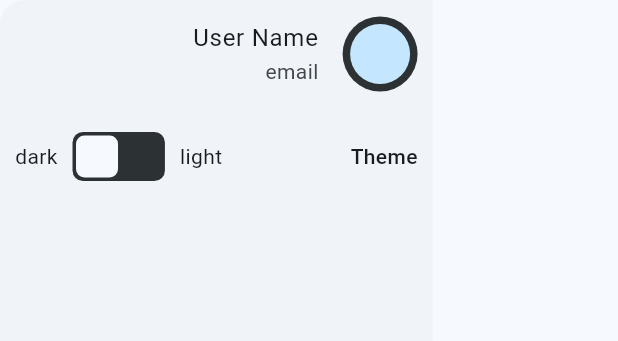
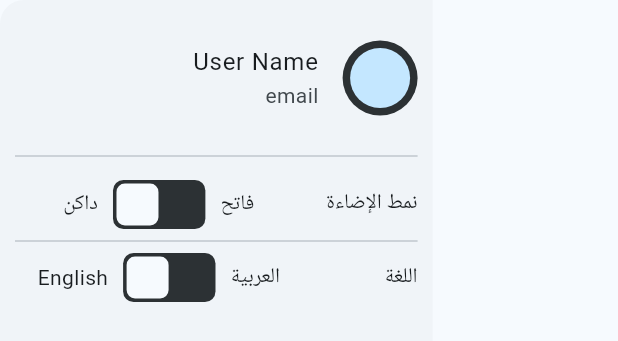
Before and after one commit to AliA5y/notes_bloc, a Flutter app: the NotesAppDrawer widget shown alone on an empty page, opened directly, on a phone screen of 412 x 824 dp. Shown: the top 341 px of the screen. Run offline on Flutter 3.47's test engine with Material 3 defaults, Android fonts, the light colour scheme and no system bars; our stand-ins replace flutter_bloc, line_icons, shared_preferences, sqflite, sqflite_common_ffi; accounts and stored records are empty.

Commit message:
feature: create quick toggle setting tile and refactor drawer and toggle button

```diff
--- a/lib/views/widgets/custom_toggle_switch.dart
+++ b/lib/views/widgets/custom_toggle_switch.dart
@@ -2,9 +2,13 @@ import 'package:flutter/material.dart';
 
 class CustomToggleSwitch extends StatefulWidget {
   const CustomToggleSwitch(
-      {super.key, required this.size, required this.switchAction});
+      {super.key,
+      required this.size,
+      required this.switchAction,
+      required this.isSwitched});
   final double size;
   final void Function() switchAction;
+  final bool isSwitched;
 
   @override
   State<CustomToggleSwitch> createState() => _CustomToggleSwitchState();
@@ -48,7 +52,7 @@ class _CustomToggleSwitchState extends State<CustomToggleSwitch>
   Widget build(BuildContext context) {
     nobStartPosition = widget.size / 12;
     nobEndPosition = widget.size * (2.2 - 1) - nobStartPosition;
-    _isSwitched = Theme.of(context).brightness == Brightness.dark;
+    _isSwitched = widget.isSwitched;
     return Column(
       mainAxisAlignment: MainAxisAlignment.end,
       children: [
--- a/lib/views/widgets/notes_app_drawer.dart
+++ b/lib/views/widgets/notes_app_drawer.dart
@@ -1,8 +1,10 @@
 import 'package:flutter/material.dart';
 import 'package:flutter_bloc/flutter_bloc.dart';
+import 'package:notes_bloc/cubits/language_cubit/language_cubit.dart';
 import 'package:notes_bloc/cubits/theme_cubit/theme_cubit.dart';
+import 'package:notes_bloc/generated/l10n.dart';
 import 'package:notes_bloc/shared.dart';
-import 'package:notes_bloc/views/widgets/custom_toggle_switch.dart';
+import 'package:notes_bloc/views/widgets/quick_toggle_setting_tile.dart';
 
 class NotesAppDrawer extends StatelessWidget {
   const NotesAppDrawer({
@@ -19,6 +21,8 @@ class NotesAppDrawer extends StatelessWidget {
           physics: const NeverScrollableScrollPhysics(),
           slivers: [
             SliverToBoxAdapter(
+              child: Padding(
+                padding: const EdgeInsets.symmetric(vertical: 16),
                 child: Column(
                   children: [
                     ListTile(
@@ -40,36 +44,37 @@ class NotesAppDrawer extends StatelessWidget {
                       title: const Text('User Name'),
                       subtitle: const Text('email'),
                     ),
-                  Padding(
-                    padding: const EdgeInsets.symmetric(vertical: 16),
-                    child: Row(
-                      mainAxisAlignment: MainAxisAlignment.spaceBetween,
-                      children: [
-                        const Text(
-                          'Theme',
-                          style: Styles.headlineMedium,
-                        ),
-                        Row(
-                          children: [
-                            const Text('light'),
-                            Padding(
-                              padding:
-                                  const EdgeInsets.symmetric(horizontal: 10),
-                              child: Center(
-                                child: CustomToggleSwitch(
-                                  size: 28,
+                    const Divider(height: 32),
+                    QuickToggleSettingTile(
                       switchAction: () =>
                           context.read<ThemeCubit>().toggleTheme(),
+                      isSwitched:
+                          Theme.of(context).brightness == Brightness.dark,
+                      values: {
+                        'title': S.of(context).theme,
+                        'first': S.of(context).light,
+                        'second': S.of(context).dark,
+                      },
                     ),
-                              ),
-                            ),
-                            const Text('dark'),
-                          ],
+                    const Divider(height: 16),
+                    QuickToggleSettingTile(
+                      switchAction: () async {
+                        if (isArabic()) {
+                          context.read<LanguageCubit>().changeLanguage('en');
+                        } else {
+                          context.read<LanguageCubit>().changeLanguage('ar');
+                        }
+                        Navigator.pop(context);
+                      },
+                      isSwitched: !isArabic(),
+                      values: {
+                        'title': S.of(context).lang,
+                        'first': 'العربية',
+                        'second': 'English',
+                      },
                     )
                   ],
                 ),
-                  )
-                ],
               ),
             )
           ],
--- /dev/null
+++ b/lib/views/widgets/quick_toggle_setting_tile.dart
@@ -0,0 +1,51 @@
+import 'package:flutter/material.dart';
+import 'package:notes_bloc/shared.dart';
+import 'package:notes_bloc/views/widgets/custom_toggle_switch.dart';
+
+class QuickToggleSettingTile extends StatelessWidget {
+  const QuickToggleSettingTile({
+    super.key,
+    required this.values,
+    required this.switchAction,
+    required this.isSwitched,
+  });
+  final Map<String, String> values;
+  final void Function() switchAction;
+  final bool isSwitched;
+
+  @override
+  Widget build(BuildContext context) {
+    return Row(
+      mainAxisAlignment: MainAxisAlignment.spaceBetween,
+      children: [
+        Expanded(
+          flex: 2,
+          child: Text(
+            values['title']!,
+            style: Styles.headlineMedium,
+          ),
+        ),
+        Expanded(
+          flex: 5,
+          child: Row(
+            mainAxisAlignment: MainAxisAlignment.center,
+            children: [
+              Text(values['first']!),
+              Padding(
+                padding: const EdgeInsets.symmetric(horizontal: 10),
+                child: Center(
+                  child: CustomToggleSwitch(
+                    size: 28,
+                    switchAction: switchAction,
+                    isSwitched: isSwitched,
+                  ),
+                ),
+              ),
+              Text(values['second']!),
+            ],
+          ),
+        )
+      ],
+    );
+  }
+}
```
Lines whose indentation alone changed are shown as unchanged.
